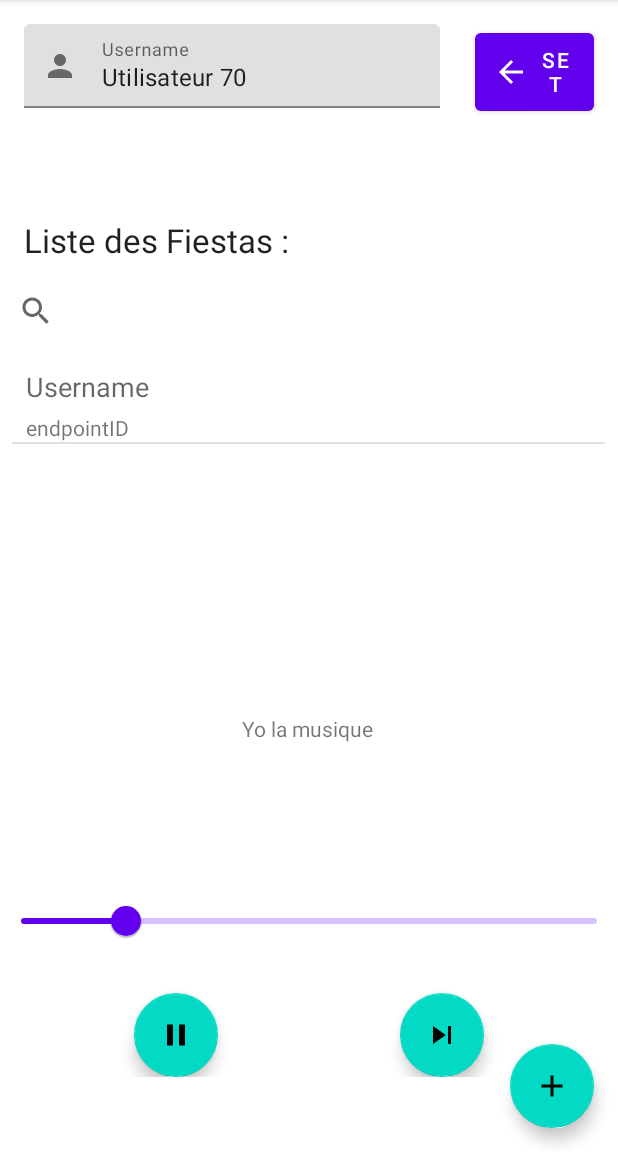
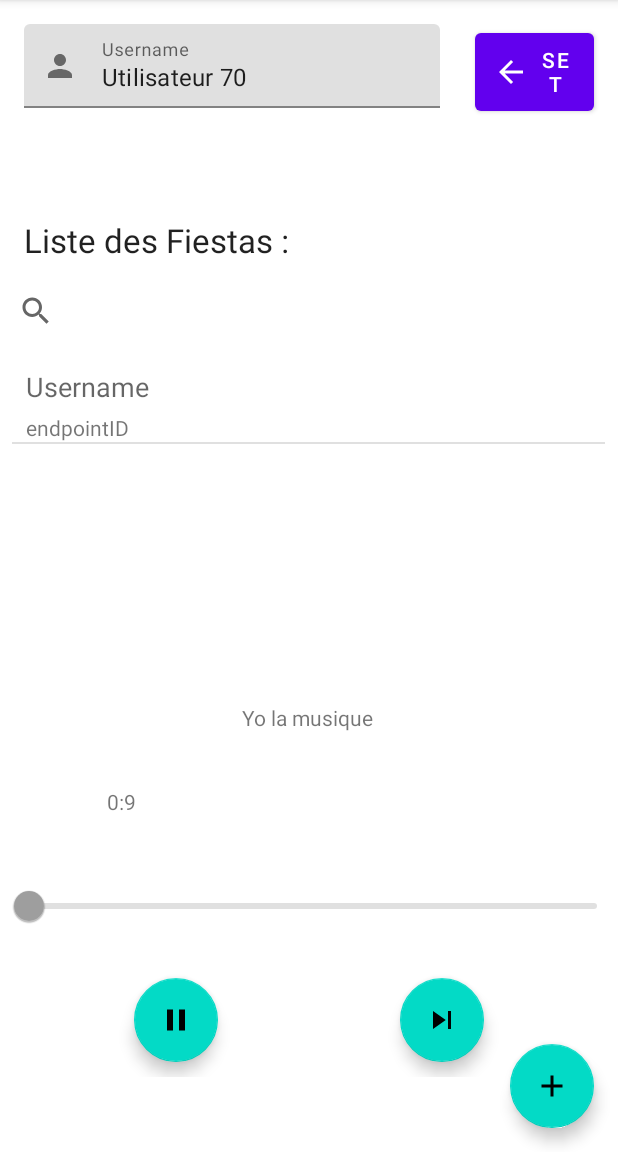
Before and after one commit to alexocisson/zoukfiesta, an Android app: the screen it shows after launch (MainActivity), on a phone screen of 412 x 824 dp, the part 84-1236 px from its top. Run offline under Robolectric (Android 15) with nearby library versions, the phone set to English and light mode, and no system bars; 3 statements that could not run were skipped.

Commit message:
time display, update function

```diff
--- a/code/app/src/main/java/ch/hearc/zoukfiesta/activity/ZoukHubActivity.kt
+++ b/code/app/src/main/java/ch/hearc/zoukfiesta/activity/ZoukHubActivity.kt
@@ -36,7 +36,7 @@ class ZoukHubActivity() : AppCompatActivity(){
             this.playlist = playlist;
 
             //Update current time and max time
-            playerFragment.setNewTimeInfo(currentTime, totalTime)
+            playerFragment.setNewTimeInfo(currentTime, totalTime, playlist.keys.first())
 
             MusicStore.musics.clear()
             playlist.forEach { musicName, musicVote ->
--- a/code/app/src/main/java/ch/hearc/zoukfiesta/fragments/PlayerFragment.kt
+++ b/code/app/src/main/java/ch/hearc/zoukfiesta/fragments/PlayerFragment.kt
@@ -24,10 +24,11 @@ PlayerFragment : Fragment() {
     private var pauseButton: FloatingActionButton? = null
     private var skipButton: FloatingActionButton? = null
     private var musicTextView: TextView? = null
+    private var timeView: TextView? = null
     private var timeSlider: Slider? = null
 
-    private var time: Float = 10f
-    private var maxTime: Float = 132f
+    private var time: Float = 1f
+    private var maxTime: Float = 1000f
     private val mainHandler = Handler(Looper.getMainLooper())
 
 
@@ -55,6 +56,7 @@ PlayerFragment : Fragment() {
         pauseButton = view.findViewById<View>(R.id.PauseButton) as FloatingActionButton
         skipButton = view.findViewById<View>(R.id.SkipButton) as FloatingActionButton
         musicTextView = view.findViewById<View>(R.id.MusicTextView) as TextView
+        timeView = view.findViewById<View>(R.id.TimeView) as TextView
         timeSlider = view.findViewById<View>(R.id.TimeSlider) as Slider
     }
 
@@ -62,7 +64,13 @@ PlayerFragment : Fragment() {
         //time = MusicPlayer.mediaPlayer.currentPosition;
         musicTextView!!.text = "Yo la musique"
         timeSlider!!.setValue(time)
-
+        timeSlider!!.setValueTo(maxTime)
+        /*
+        timeSlider!!.isFocusableInTouchMode = false
+        timeSlider!!.isClickable = false
+        timeSlider!!.isActivated = false
+        */
+        timeSlider!!.isEnabled = false
     }
 
     override fun onResume() {
@@ -73,11 +81,21 @@ PlayerFragment : Fragment() {
 
     private fun updateSlider(){
             time+=1f
-            timeSlider!!.setValue(time)
+            if (time<maxTime) {
+                timeSlider!!.setValue(time)
+                timeView!!.text = "" + (time/60).toInt() + ":" + (time%60).toInt()
+            }
     }
 
-    public fun setNewTimeInfo(newTime: Int, newMaxTime: Int){
+    public fun setNewTimeInfo(newTime: Int, newMaxTime: Int, musicName: String){
         time = newTime.toFloat()/1e3f
         maxTime = newMaxTime.toFloat()/1e3f
+        timeSlider!!.setValueTo(maxTime)
+        musicTextView!!.text = musicName
+    }
+
+    public fun setAsHost()
+    {
+        timeSlider!!.isEnabled = true
     }
 }
--- a/code/app/src/main/res/layout/player_fragment.xml
+++ b/code/app/src/main/res/layout/player_fragment.xml
@@ -33,11 +33,22 @@
         app:layout_constraintTop_toTopOf="parent"
         app:layout_constraintVertical_bias="0.745" />
 
+    <TextView
+        android:id="@+id/TimeView"
+        android:layout_width="wrap_content"
+        android:layout_height="wrap_content"
+        android:text="0:00"
+        app:layout_constraintBottom_toTopOf="@+id/TimeSlider"
+        app:layout_constraintEnd_toStartOf="@+id/MusicTextView"
+        app:layout_constraintStart_toStartOf="parent"
+        app:layout_constraintTop_toBottomOf="@+id/MusicTextView" />
+
     <com.google.android.material.floatingactionbutton.FloatingActionButton
         android:id="@+id/PauseButton"
         android:layout_width="wrap_content"
         android:layout_height="wrap_content"
         android:layout_marginEnd="16dp"
+        android:layout_marginBottom="10dp"
         android:text="Host"
         app:layout_constraintBottom_toBottomOf="parent"
         app:layout_constraintEnd_toStartOf="@+id/SkipButton"
@@ -49,6 +60,7 @@
         android:layout_width="wrap_content"
         android:layout_height="wrap_content"
         android:layout_marginStart="16dp"
+        android:layout_marginBottom="10dp"
         android:text="Host"
         app:layout_constraintBottom_toBottomOf="parent"
         app:layout_constraintEnd_toEndOf="parent"
```
